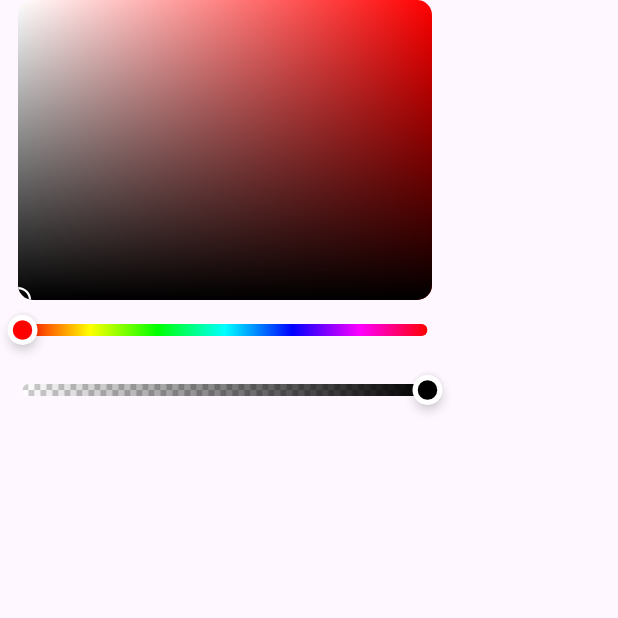
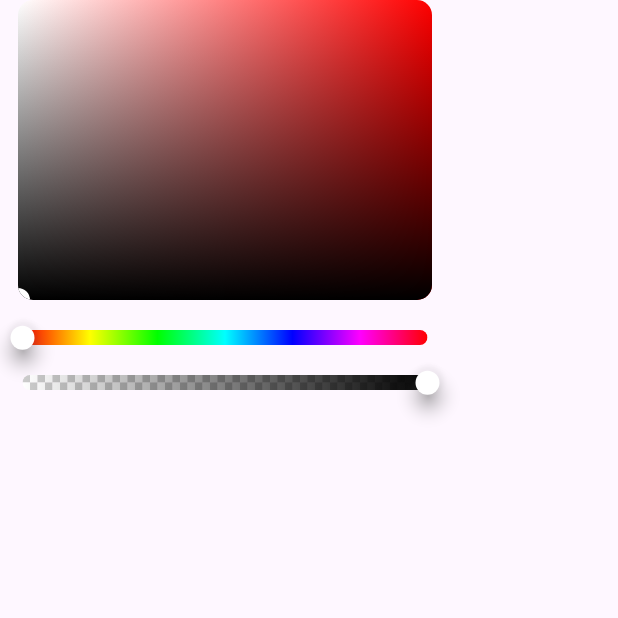
Before and after one commit to Keystroapp/craftor_color_picker, a Flutter app: the screen it shows after launch, on a phone screen of 412 x 824 dp, the top half of it. Run offline on Flutter 3.47's test engine with Material 3 defaults, Android fonts, the light colour scheme and no system bars.

Commit message:
fixed slider

```diff
--- a/lib/src/color_picker.dart
+++ b/lib/src/color_picker.dart
@@ -4,11 +4,11 @@ import 'palette.dart';
 
 class ColorPicker extends StatefulWidget {
   const ColorPicker({
-    Key? key,
+    super.key,
     required this.pickerColor,
     required this.pickerAreaSize,
     required this.onColorChanged,
-  }) : super(key: key);
+  });
 
   final Color pickerColor;
   final Size pickerAreaSize;
@@ -30,7 +30,9 @@ class _ColorPickerState extends State<ColorPicker> {
   @override
   void didUpdateWidget(ColorPicker oldWidget) {
     super.didUpdateWidget(oldWidget);
-    currentHsvColor = HSVColor.fromColor(widget.pickerColor);
+    if (oldWidget.pickerColor != widget.pickerColor) {
+      currentHsvColor = HSVColor.fromColor(widget.pickerColor);
+    }
   }
 
   @override
@@ -46,6 +48,7 @@ class _ColorPickerState extends State<ColorPicker> {
         setState(() => currentHsvColor = color);
         widget.onColorChanged(currentHsvColor.toColor());
       },
+      size: widget.pickerAreaSize,
     );
   }
 
@@ -76,11 +79,10 @@ class _ColorPickerState extends State<ColorPicker> {
           width: widget.pickerAreaSize.width,
           child: Column(
             children: <Widget>[
-              SizedBox(height: 40.0, child: colorPickerSlider(TrackType.hue)),
-              SizedBox(
-                height: 40.0,
-                child: colorPickerSlider(TrackType.alpha),
-              ),
+              const SizedBox(height: 20),
+              colorPickerSlider(TrackType.hue),
+              const SizedBox(height: 20),
+              colorPickerSlider(TrackType.alpha),
             ],
           ),
         ),
--- a/lib/src/palette.dart
+++ b/lib/src/palette.dart
@@ -5,59 +5,10 @@ library;
 
 import 'package:flutter/material.dart';
 
-import 'utils.dart';
-
 /// Track types for slider picker.
 enum TrackType {
   hue,
   alpha,
-}
-
-/// Painter for SV mixture.
-class ColorAreaPainter extends CustomPainter {
-  const ColorAreaPainter(this.hsvColor, {this.pointerColor});
-
-  final HSVColor hsvColor;
-  final Color? pointerColor;
-
-  @override
-  void paint(Canvas canvas, Size size) {
-    final Rect rect = Offset.zero & size;
-    const Gradient gradientV = LinearGradient(
-      begin: Alignment.topCenter,
-      end: Alignment.bottomCenter,
-      colors: [Colors.white, Colors.black],
-    );
-    final Gradient gradientH = LinearGradient(
-      colors: [
-        Colors.white,
-        HSVColor.fromAHSV(1.0, hsvColor.hue, 1.0, 1.0).toColor(),
-      ],
-    );
-    canvas.drawRect(rect, Paint()..shader = gradientV.createShader(rect));
-    canvas.drawRect(
-      rect,
-      Paint()
-        ..blendMode = BlendMode.multiply
-        ..shader = gradientH.createShader(rect),
-    );
-
-    canvas.drawCircle(
-      Offset(
-          size.width * hsvColor.saturation, size.height * (1 - hsvColor.value)),
-      size.height * 0.04,
-      Paint()
-        ..color = pointerColor ??
-            (useWhiteForeground(hsvColor.toColor())
-                ? Colors.white
-                : Colors.black)
-        ..strokeWidth = 1.5
-        ..style = PaintingStyle.stroke,
-    );
-  }
-
-  @override
-  bool shouldRepaint(ColorAreaPainter oldDelegate) => false;
 }
 
 class _SliderLayout extends MultiChildLayoutDelegate {
@@ -158,25 +109,31 @@ class ThumbPainter extends CustomPainter {
       Path()
         ..addOval(
           Rect.fromCircle(
-              center: const Offset(0.5, 2.0), radius: size.width * 1.8),
+            center: const Offset(0.5, 2.0),
+            radius: size.width * 1.1,
           ),
-      Colors.black,
-      3.0,
+        ),
+      Colors.grey,
+      5.0,
       true,
     );
-    canvas.drawCircle(
-        Offset(0.0, size.height * 0.4),
-        size.height,
-        Paint()
-          ..color = Colors.white
-          ..style = PaintingStyle.fill);
+    // canvas.drawCircle(
+    //   Offset(0.0, size.height * 0.4),
+    //   size.height,
+    //   Paint()
+    //     ..strokeWidth = 3
+    //     ..color = Colors.white
+    //     ..style = PaintingStyle.stroke,
+    // );
+
     if (thumbColor != null) {
       canvas.drawCircle(
         Offset(0.0, size.height * 0.4),
-          size.height * (fullThumbColor ? 1.0 : 0.65),
+        size.height * 1.0,
         Paint()
           ..color = thumbColor!
-            ..style = PaintingStyle.fill);
+          ..style = PaintingStyle.fill,
+      );
     }
   }
 
@@ -246,18 +203,21 @@ class ColorPickerSlider extends StatelessWidget {
     this.hsvColor,
     this.onColorChanged, {
     super.key,
+    required this.size,
     this.fullThumbColor = false,
   });
 
   final TrackType trackType;
   final HSVColor hsvColor;
+  final Size size;
   final ValueChanged<HSVColor> onColorChanged;
   final bool fullThumbColor;
 
-  void slideEvent(RenderBox getBox, BoxConstraints box, Offset globalPosition) {
-    double localDx = getBox.globalToLocal(globalPosition).dx - 15.0;
-    double progress =
-        localDx.clamp(0.0, box.maxWidth - 30.0) / (box.maxWidth - 30.0);
+  void slideEvent(Offset pos) {
+    double localDx = pos.dx - 15.0;
+    double width = size.width;
+    // double height = size.height;
+    double progress = localDx.clamp(0.0, width - 30.0) / (width - 30.0);
     switch (trackType) {
       case TrackType.hue:
         // 360 is the same as zero
@@ -266,73 +226,63 @@ class ColorPickerSlider extends StatelessWidget {
         break;
 
       case TrackType.alpha:
-        onColorChanged(hsvColor.withAlpha(
-            localDx.clamp(0.0, box.maxWidth - 30.0) / (box.maxWidth - 30.0)));
+        onColorChanged(hsvColor
+            .withAlpha(localDx.clamp(0.0, width - 30.0) / (width - 30.0)));
         break;
     }
   }
 
   @override
   Widget build(BuildContext context) {
-    return LayoutBuilder(builder: (BuildContext context, BoxConstraints box) {
     double thumbOffset = 15.0;
-      Color thumbColor;
+
     switch (trackType) {
       case TrackType.hue:
-          thumbOffset += (box.maxWidth - 30.0) * hsvColor.hue / 360;
-          thumbColor = HSVColor.fromAHSV(1.0, hsvColor.hue, 1.0, 1.0).toColor();
+        thumbOffset += (size.width - 30.0) * hsvColor.hue / 360;
         break;
       case TrackType.alpha:
-          thumbOffset += (box.maxWidth - 30.0) * hsvColor.toColor().opacity;
-          thumbColor = hsvColor.toColor().withOpacity(hsvColor.alpha);
+        thumbOffset += (size.width - 30.0) * hsvColor.toColor().opacity;
         break;
     }
-
-      return CustomMultiChildLayout(
-        delegate: _SliderLayout(),
+    return GestureDetector(
+      onTapDown: (details) => slideEvent(details.localPosition),
+      onPanStart: (details) {
+        slideEvent(details.localPosition);
+      },
+      onPanUpdate: (details) => slideEvent(details.localPosition),
+      child: Container(
+        color: Colors.transparent,
+        width: size.width,
+        child: Stack(
           children: <Widget>[
-          LayoutId(
-            id: _SliderLayout.track,
+            Padding(
+              padding: const EdgeInsets.symmetric(horizontal: 15.0),
               child: ClipRRect(
                 borderRadius: const BorderRadius.all(Radius.circular(50.0)),
                 child: CustomPaint(
+                  size: Size(size.width, 10),
                   painter: TrackPainter(
                     trackType,
                     hsvColor,
-              )),
                   ),
                 ),
-          LayoutId(
-            id: _SliderLayout.thumb,
-            child: Transform.translate(
-              offset: Offset(thumbOffset, 0.0),
+              ),
+            ),
+            Positioned(
+              left: thumbOffset,
+              top: 2,
               child: CustomPaint(
+                size: const Size(8, 8),
                 painter: ThumbPainter(
-                  thumbColor: thumbColor,
+                  thumbColor: Colors.white,
                   fullThumbColor: fullThumbColor,
                 ),
               ),
             ),
-          ),
-          LayoutId(
-            id: _SliderLayout.gestureContainer,
-            child: LayoutBuilder(
-              builder: (BuildContext context, BoxConstraints box) {
-                RenderBox? getBox = context.findRenderObject() as RenderBox?;
-                return GestureDetector(
-                  onPanDown: (DragDownDetails details) => getBox != null
-                      ? slideEvent(getBox, box, details.globalPosition)
-                      : null,
-                  onPanUpdate: (DragUpdateDetails details) => getBox != null
-                      ? slideEvent(getBox, box, details.globalPosition)
-                      : null,
-                );
-              },
+          ],
         ),
       ),
-        ],
     );
-    });
   }
 }
 
@@ -357,7 +307,7 @@ class ColorPickerArea extends StatelessWidget {
     final height = size.height;
     double horizontal = position.dx.clamp(0.0, width);
     double vertical = position.dy.clamp(0.0, height);
-    print(1 - (vertical / height));
+
     _handleColorRectChange(horizontal / width, 1 - (vertical / height));
   }
 
@@ -377,3 +327,50 @@ class ColorPickerArea extends StatelessWidget {
     );
   }
 }
+
+// Painter for SV mixture.
+class ColorAreaPainter extends CustomPainter {
+  const ColorAreaPainter(this.hsvColor, {this.pointerColor});
+
+  final HSVColor hsvColor;
+  final Color? pointerColor;
+
+  @override
+  void paint(Canvas canvas, Size size) {
+    final Rect rect = Offset.zero & size;
+    const Gradient gradientV = LinearGradient(
+      begin: Alignment.topCenter,
+      end: Alignment.bottomCenter,
+      colors: [Colors.white, Colors.black],
+    );
+    final Gradient gradientH = LinearGradient(
+      colors: [
+        Colors.white,
+        HSVColor.fromAHSV(1.0, hsvColor.hue, 1.0, 1.0).toColor(),
+      ],
+    );
+    canvas.drawRect(rect, Paint()..shader = gradientV.createShader(rect));
+    canvas.drawRect(
+      rect,
+      Paint()
+        ..blendMode = BlendMode.multiply
+        ..shader = gradientH.createShader(rect),
+    );
+
+// paint the ring
+    canvas.drawCircle(
+      Offset(
+        size.width * hsvColor.saturation,
+        size.height * (1 - hsvColor.value),
+      ),
+      size.height * 0.04,
+      Paint()
+        ..color = pointerColor ?? (Colors.white)
+        ..strokeWidth = 3
+        ..style = PaintingStyle.fill,
+    );
+  }
+
+  @override
+  bool shouldRepaint(ColorAreaPainter oldDelegate) => true;
+}
```
Lines whose indentation alone changed are shown as unchanged.
